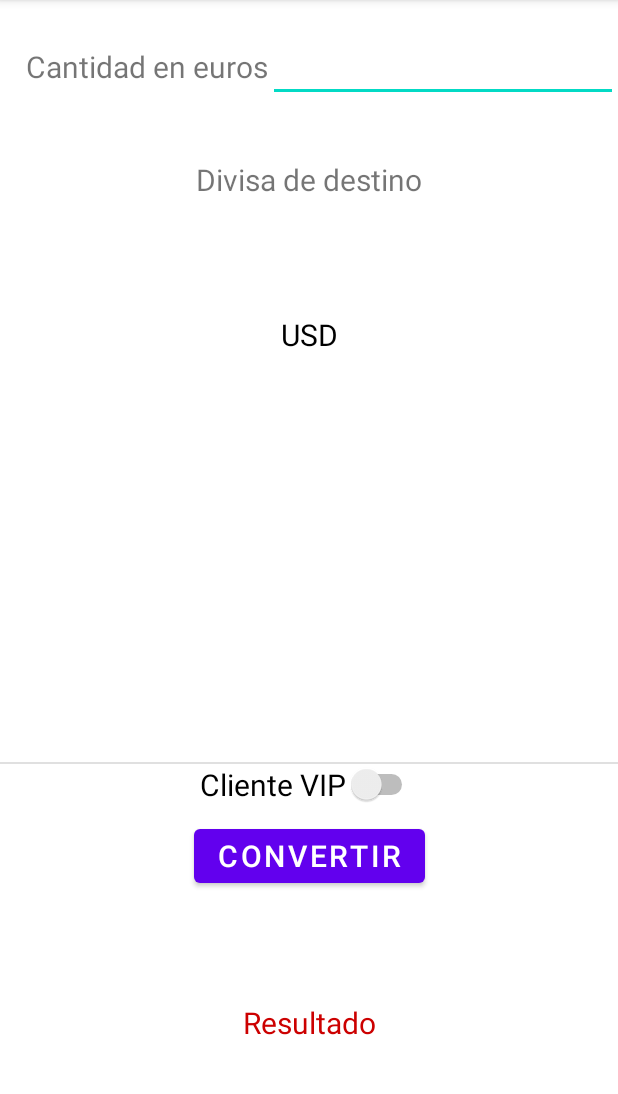
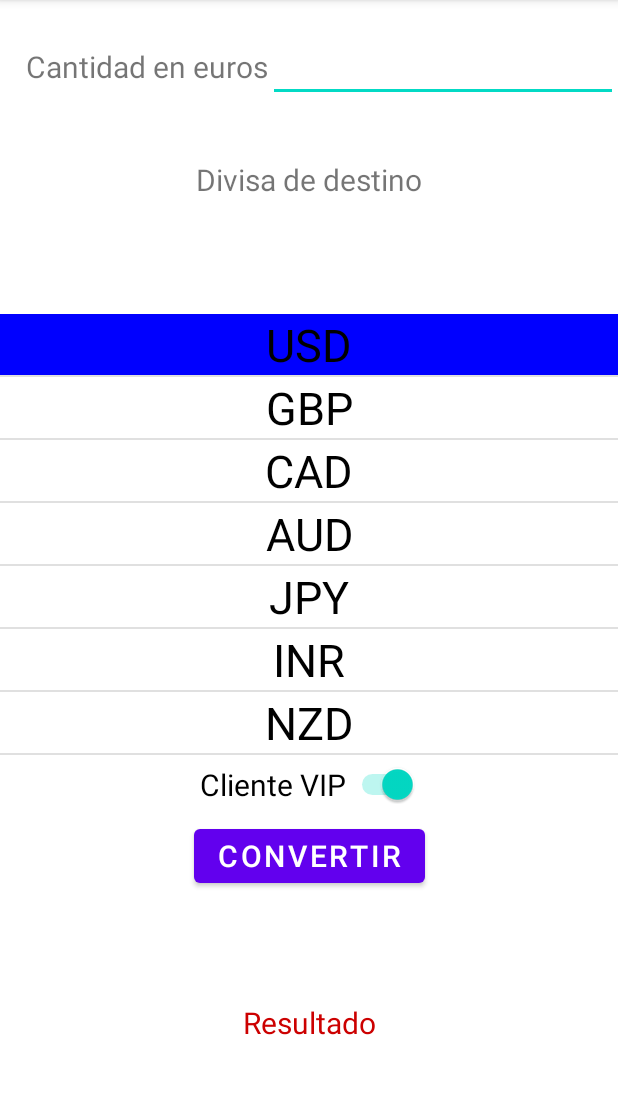
Before and after one commit to mcas2/FirstRecyclerView, an Android app: the screen it shows after launch (MainActivity), after a tap on "USD", on a phone screen of 412 x 824 dp, the part 84-1178 px from its top. Run offline under Robolectric (Android 15) with nearby library versions, the phone set to English and light mode, and no system bars; 2 other taps on this screen came first.

Commit message:
recycler view avanza

```diff
--- a/app/src/main/java/com/mcas2/recyclerview/MainActivity.java
+++ b/app/src/main/java/com/mcas2/recyclerview/MainActivity.java
@@ -6,6 +6,10 @@ import androidx.recyclerview.widget.LinearLayoutManager;
 import androidx.recyclerview.widget.RecyclerView;
 
 import android.os.Bundle;
+import android.view.View;
+import android.widget.Button;
+import android.widget.Switch;
+import android.widget.TextView;
 
 import java.util.ArrayList;
 
@@ -31,6 +35,33 @@ public class MainActivity extends AppCompatActivity {
         DividerItemDecoration decorator = new DividerItemDecoration(
                 rvDivisas.getContext(), managerLayout.getOrientation());
         rvDivisas.addItemDecoration(decorator);
+
+        Button convertir = (Button) findViewById(R.id.convertir);
+        convertir.setOnClickListener(new View.OnClickListener() {
+            @Override
+            public void onClick(View v) {
+
+            }
+        });
+
+        Switch switchVIP = (Switch) findViewById(R.id.switchVIP);
+        switchVIP.setOnClickListener(new View.OnClickListener() {
+            @Override
+            public void onClick(View v) {
+
+            }
+        });
+    }
+
+    public void cambiar(boolean VIP, int posicion){
+        TextView resultado = findViewById(R.id.resultado);
+        if (posicion!=-1){
+            try {
+
+            } catch (NumberFormatException e){
+                resultado.setText("Introduce un dato válido");
+            }
+        }
     }
 
     private void fillDivisas (){
--- a/app/src/main/java/com/mcas2/recyclerview/MiAdaptador.java
+++ b/app/src/main/java/com/mcas2/recyclerview/MiAdaptador.java
@@ -1,6 +1,8 @@
 package com.mcas2.recyclerview;
 
 import android.content.Context;
+import android.graphics.Color;
+import android.graphics.drawable.ColorDrawable;
 import android.view.LayoutInflater;
 import android.view.View;
 import android.view.ViewGroup;
@@ -16,10 +18,13 @@ public class MiAdaptador extends RecyclerView.Adapter<MiAdaptador.ViewHolder> {
 
     private ArrayList<String> lDivisas;
     private LayoutInflater inflater;
+    private TextView ultimaSeleccion;
+    private int posicionUltimaSeleccion;
 
-    MiAdaptador(Context context, ArrayList<String> lDivisas){
+    MiAdaptador(Context context, ArrayList<String> lDivisas) {
         this.lDivisas = lDivisas;
         this.inflater = LayoutInflater.from(context);
+        posicionUltimaSeleccion = -1; //es importante marcarlo
     }
 
     @NonNull
@@ -37,7 +42,17 @@ public class MiAdaptador extends RecyclerView.Adapter<MiAdaptador.ViewHolder> {
         holder.itemView.setOnClickListener(new View.OnClickListener() {
             @Override
             public void onClick(View v) {
-
+                TextView divisa = v.findViewById(R.id.tvDivisa);
+                if (divisa == ultimaSeleccion){
+                    posicionUltimaSeleccion = -1;
+                    ultimaSeleccion = null;
+                    divisa.setBackgroundColor(Color.WHITE);
+                } else {
+                    if (ultimaSeleccion!=null) ultimaSeleccion.setBackgroundColor(Color.WHITE);
+                    divisa.setBackgroundColor(Color.BLUE);
+                    posicionUltimaSeleccion = position;
+                    ultimaSeleccion = divisa;
+                }
             }
         });
     }
@@ -56,4 +71,8 @@ public class MiAdaptador extends RecyclerView.Adapter<MiAdaptador.ViewHolder> {
         }
     }
 
+    public int getElementoSeleccionado(){
+        return this.posicionUltimaSeleccion;
+    }
+
 }
--- a/app/src/main/res/layout/row.xml
+++ b/app/src/main/res/layout/row.xml
@@ -2,7 +2,7 @@
 <LinearLayout xmlns:android="http://schemas.android.com/apk/res/android"
     xmlns:tools="http://schemas.android.com/tools"
     android:layout_width="match_parent"
-    android:layout_height="match_parent"
+    android:layout_height="wrap_content"
     android:orientation="vertical" >
 
     <TextView
@@ -10,6 +10,7 @@
         android:layout_width="match_parent"
         android:layout_height="wrap_content"
         android:text="TextView"
+        android:textSize="30sp"
         android:gravity="center"
         android:textAlignment="center"
         android:textColor="@color/black"
```
